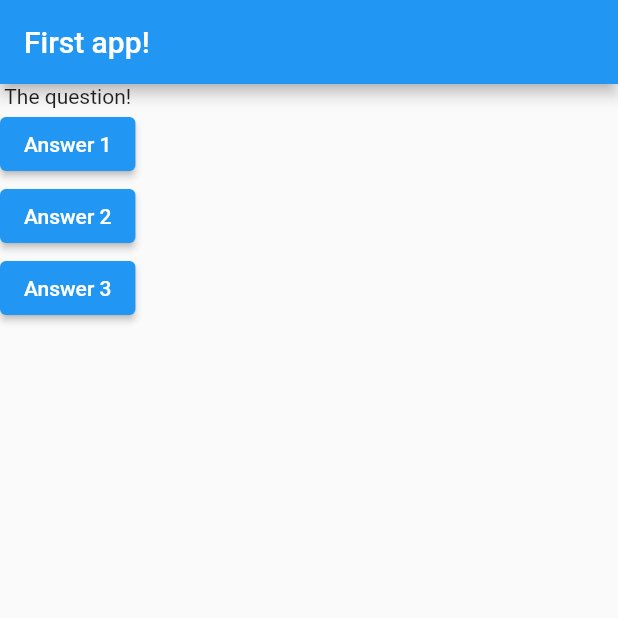
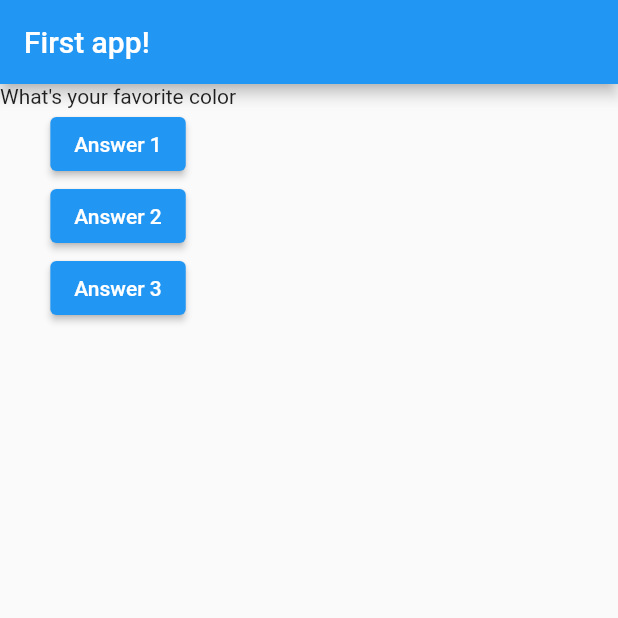
Before and after one commit to bullshitman/flutter_complete_guide, a Flutter app: the screen it shows after launch, after a tap on "Answer 1", on a phone screen of 412 x 824 dp, the top half of it. Run offline on Flutter 3.47's test engine with Material 2 defaults, Android fonts, the phone set to English and light mode, and no system bars; missing offline and left inert: dart:ffi.

Commit message:
incorrect widget

```diff
--- a/lib/main.dart
+++ b/lib/main.dart
@@ -8,8 +8,10 @@ void main() => runApp(MyApp());
 
 class MyApp extends StatelessWidget {
   void answerQuestion() {
-    print('Answer chosen!');
+    questionIndex++;
   }
+
+  var questionIndex = 0;
 
   @override
   Widget build(BuildContext context) {
@@ -25,7 +27,7 @@ class MyApp extends StatelessWidget {
           ),
           body: Column(
             children: [
-              Text('The question!'),
+              Text(questions[questionIndex]),
               ElevatedButton(
                 onPressed: answerQuestion,
                 child: Text('Answer 1'),
```
